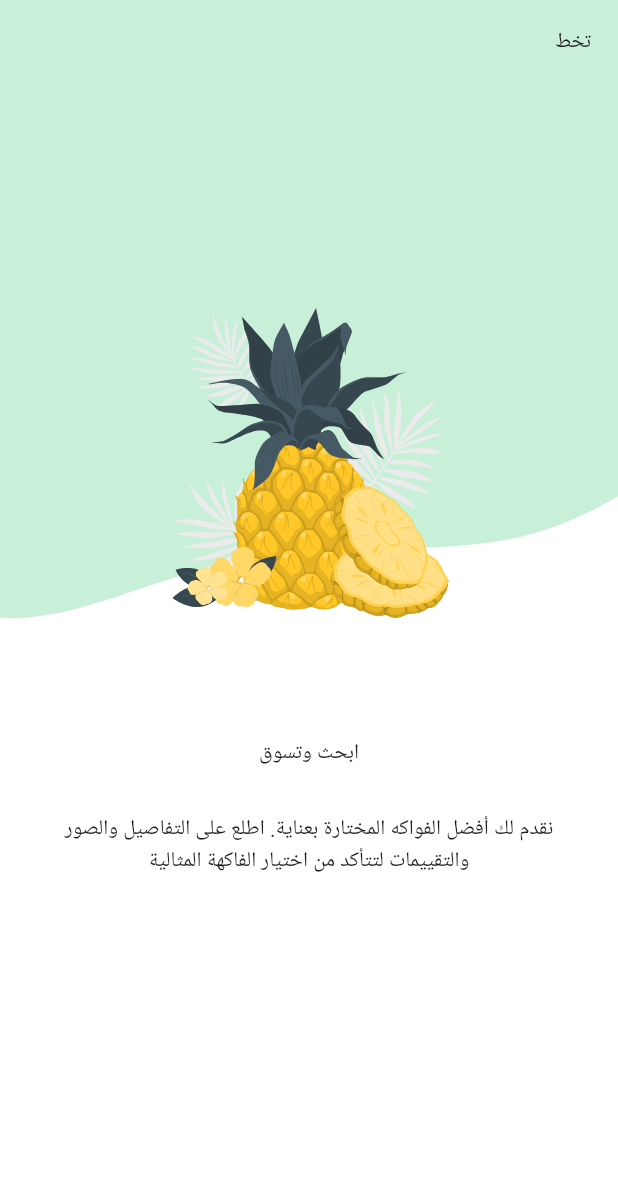
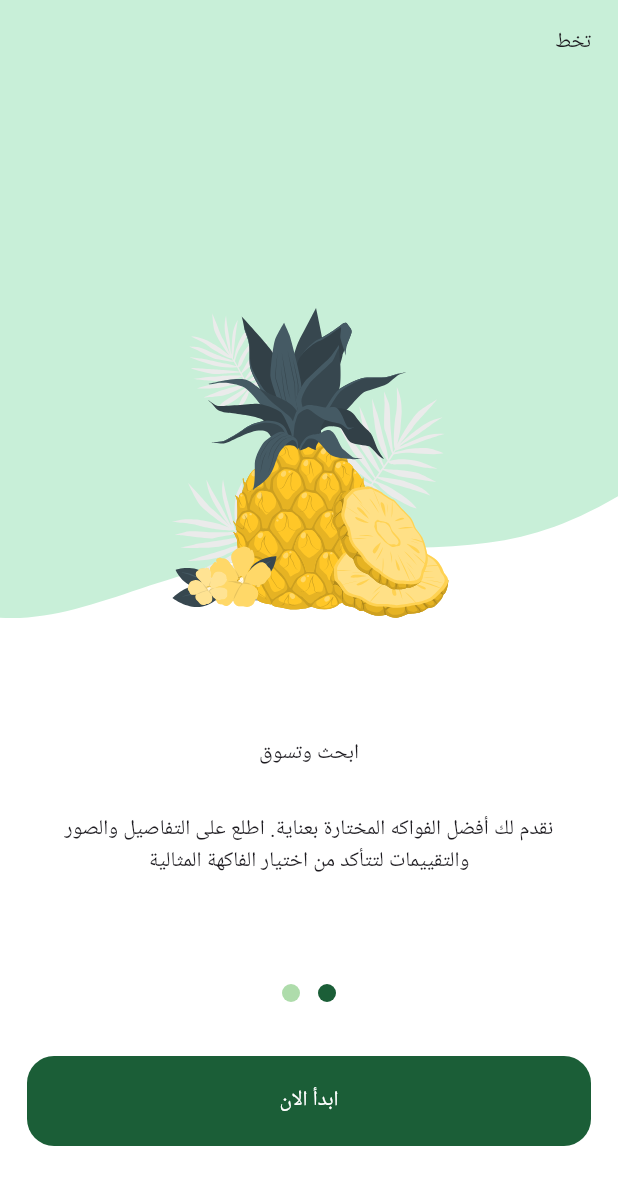
Before and after one commit to MohamedEssami20/Furits_E_commerce_App, a Flutter app: the screen it shows after launch, swiped to page 2, on a phone screen of 412 x 824 dp. Shown: the top 1185 px of the screen. Run offline on Flutter 3.47's test engine with Material 3 defaults, Android fonts, the light colour scheme and no system bars; drawn by our look-alikes of dots_indicator; our stand-ins replace flutter_svg.

Commit message:
create a custom button

```diff
--- /dev/null
+++ b/lib/core/utils/Widgets/custom_button.dart
@@ -0,0 +1,28 @@
+import 'package:flutter/material.dart';
+import 'package:fruits_hub/core/utils/my_colors.dart';
+
+class CustomButton extends StatelessWidget {
+  const CustomButton({super.key, required this.onPressed, required this.title});
+  final VoidCallback onPressed;
+  final String title;
+  @override
+  Widget build(BuildContext context) {
+    return SizedBox(
+      width: double.infinity,
+      height: 60,
+      child: TextButton(
+        style: TextButton.styleFrom(
+          backgroundColor: MyColors.activIndicatorColor,
+          shape: RoundedRectangleBorder(
+            borderRadius: BorderRadius.circular(18),
+          ),
+        ),
+        onPressed: onPressed,
+        child: Text(
+          title,
+          style: const TextStyle(color: Colors.white),
+        ),
+      ),
+    );
+  }
+}
--- /dev/null
+++ b/lib/core/utils/my_colors.dart
@@ -0,0 +1,6 @@
+import 'package:flutter/material.dart';
+
+abstract class MyColors {
+  static const Color activIndicatorColor = Color(0xff1B5E37);
+  static const Color inactivIndicatorColor = Color(0xffAEDCAB);
+}
--- a/lib/features/on_boarding/presentation/views/widgets/on_boarding_view_body.dart
+++ b/lib/features/on_boarding/presentation/views/widgets/on_boarding_view_body.dart
@@ -1,5 +1,7 @@
 import 'package:dots_indicator/dots_indicator.dart';
 import 'package:flutter/material.dart';
+import 'package:fruits_hub/core/utils/Widgets/custom_button.dart';
+import 'package:fruits_hub/core/utils/my_colors.dart';
 import 'package:fruits_hub/features/on_boarding/presentation/views/widgets/on_boarding_page_view.dart';
 
 class OnBoardingViewBody extends StatelessWidget {
@@ -7,12 +9,29 @@ class OnBoardingViewBody extends StatelessWidget {
 
   @override
   Widget build(BuildContext context) {
-    return const Column(
+    return Column(
       children: [
-         Expanded(
+        const Expanded(
           child: OnBoardingPageView(),
         ),
-
+        DotsIndicator(
+          dotsCount: 2,
+          decorator: const DotsDecorator(
+              size: Size(12, 12),
+              activeSize: Size(12, 12),
+              activeColor: MyColors.activIndicatorColor,
+              color: MyColors.inactivIndicatorColor),
+        ),
+        const SizedBox(
+          height: 30,
+        ),
+        Padding(
+          padding: const EdgeInsets.symmetric(horizontal: 18),
+          child: CustomButton(onPressed: () {}, title: "ابدأ الان"),
+        ),
+        const SizedBox(
+          height: 60,
+        ),
       ],
     );
   }
```
